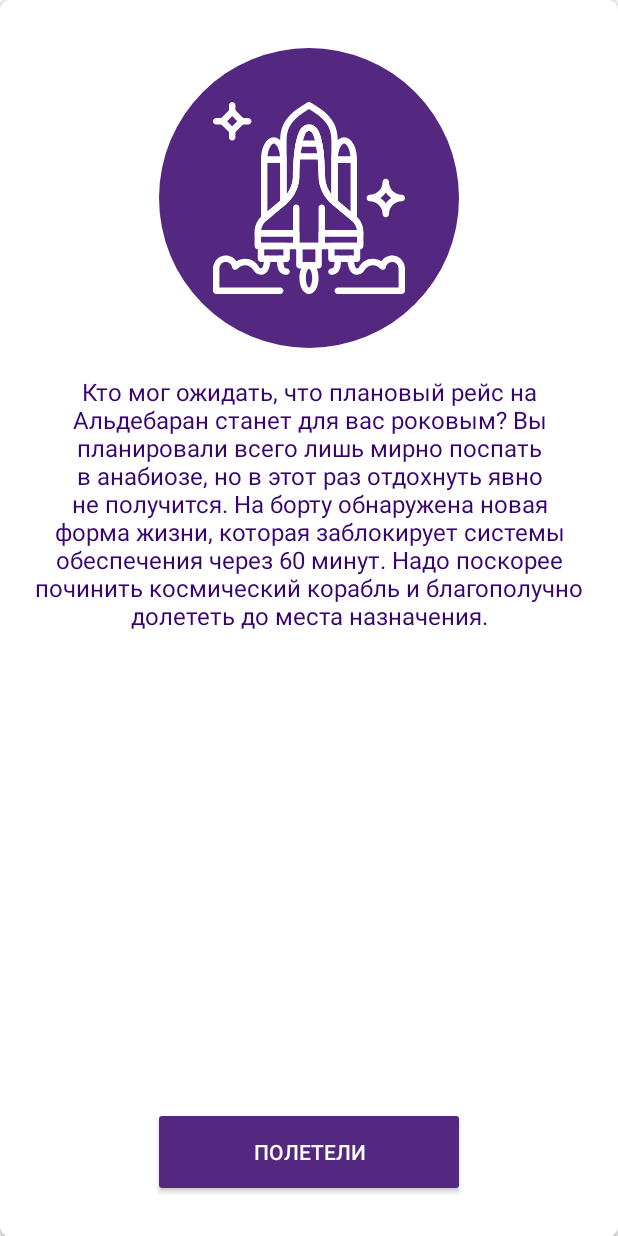
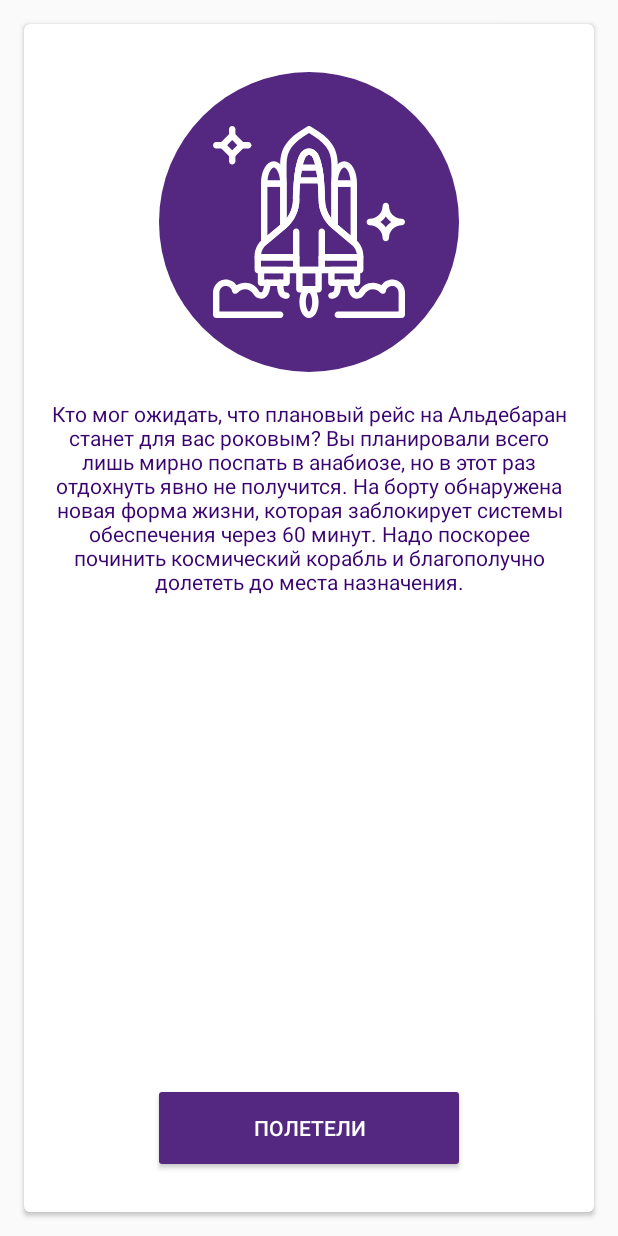
Before and after one commit to DrobotAlena/QuestApp, an Android app: the GallaryCardFragment screen opened directly, with no data from a screen before it, on a phone screen of 412 x 824 dp. Run offline under Robolectric (Android 15) with nearby library versions, the light colour scheme and no system bars.

Commit message:
update gallery card Done: - add margin; - change corner radius; - change text size.

```diff
--- a/app/src/main/res/layout/fragment_gallery_card.xml
+++ b/app/src/main/res/layout/fragment_gallery_card.xml
@@ -1,10 +1,14 @@
 <?xml version="1.0" encoding="utf-8"?>
+<FrameLayout
+    xmlns:android="http://schemas.android.com/apk/res/android"
+    style="@style/MatchParent">
+
     <android.support.v7.widget.CardView
-    xmlns:android="http://schemas.android.com/apk/res/android"
         xmlns:card_view="http://schemas.android.com/apk/res-auto"
         xmlns:tools="http://schemas.android.com/tools"
         style="@style/MatchParent"
-    card_view:cardCornerRadius="6dp">
+        android:layout_margin="@dimen/card_view_margin"
+        card_view:cardCornerRadius="@dimen/card_view_corner_radius">
 
             <FrameLayout
                 style="@style/MatchParent">
@@ -26,7 +30,7 @@
 
                     <TextView
                         style="@style/VerticalWrapping"
-                    android:textSize="@dimen/text_size_normal"
+                        android:textSize="@dimen/text_size_small"
                         android:textColor="@color/colorPrimaryDark"
                         android:layout_margin="18dp"
                         android:textAlignment="center"
@@ -44,3 +48,4 @@
 
             </FrameLayout>
     </android.support.v7.widget.CardView>
+</FrameLayout>
--- a/app/src/main/res/values/dimens.xml
+++ b/app/src/main/res/values/dimens.xml
@@ -30,6 +30,7 @@
 
     <!-- CardView -->
     <dimen name="card_view_corner_radius">4dp</dimen>
+    <dimen name="card_view_margin">16dp</dimen>
 
     <!-- Set of buttons -->
     <dimen name="buttons_set_first_margin_right">4dp</dimen>
```
Lines whose indentation alone changed are shown as unchanged.
